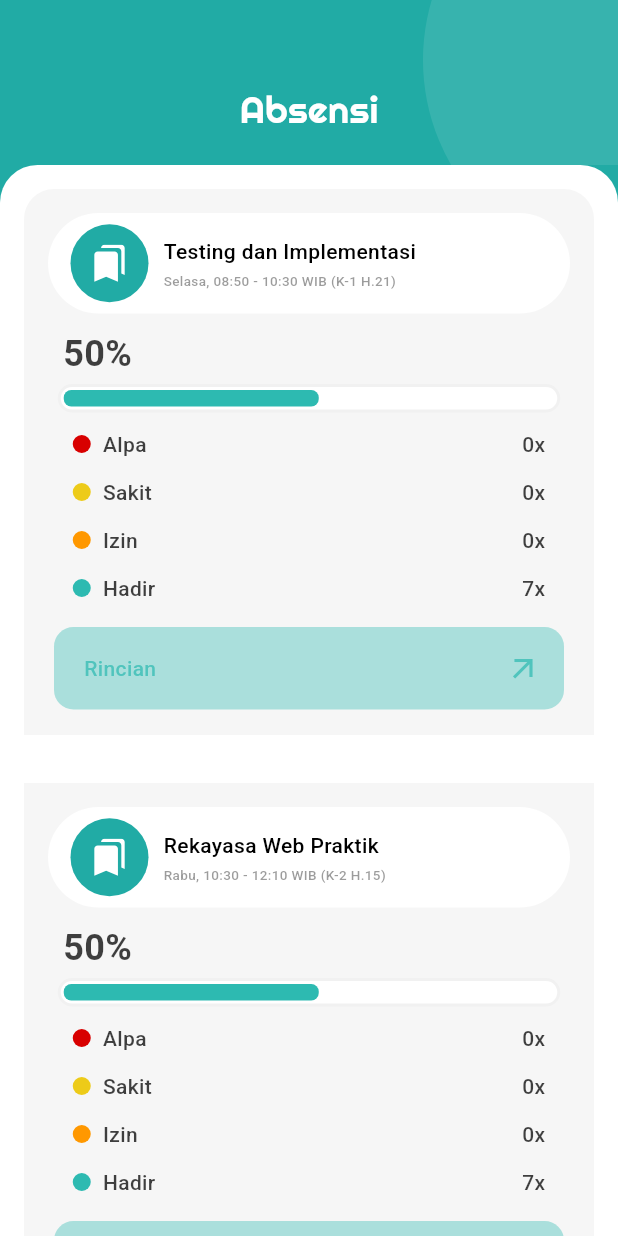
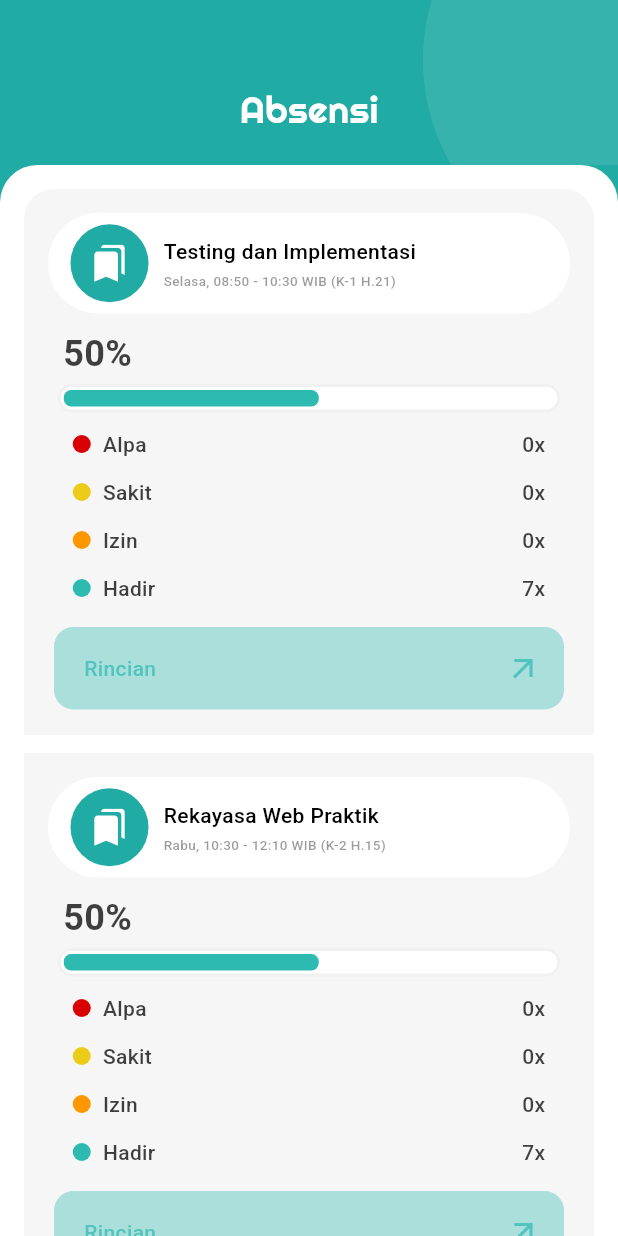
Before and after one commit to barengs/adit-mobile-flutter, a Flutter app: the Absensi screen opened directly, on a phone screen of 412 x 824 dp. Run offline on Flutter 3.47's test engine with Material 3 defaults, Android fonts, the phone set to English and light mode, and no system bars; our stand-ins replace flutter_svg; network calls fail.

Commit message:
FIX : mengatur banyajk data pada absensi card

```diff
--- a/lib/absensi/absensi.dart
+++ b/lib/absensi/absensi.dart
@@ -39,19 +39,12 @@ class _AbsensiState extends State<Absensi> {
               child: ListView.builder(
                 physics: const ClampingScrollPhysics(),
                 padding: const EdgeInsets.symmetric(horizontal: 16),
-                itemCount:
-                    absensiData
-                        .length,
+                itemCount: absensiData.length,
                 itemBuilder: (context, index) {
-                  return Padding(
-                    padding: EdgeInsets.only(
-                      bottom: index == absensiData.length - 1 ? 0 : 20,
-                    ),
-                    child: AbsensiCard(
-                      isRounded: index == 0,
-                      mataKuliah: absensiData[index]['title']!,
-                      waktu: absensiData[index]['detail']!,
-                    ),
+                  return AbsensiCard(
+                    isRounded: index == 0,
+                    mataKuliah: absensiData[index]['title']!,
+                    waktu: absensiData[index]['detail']!,
                   );
                 },
               ),
```
